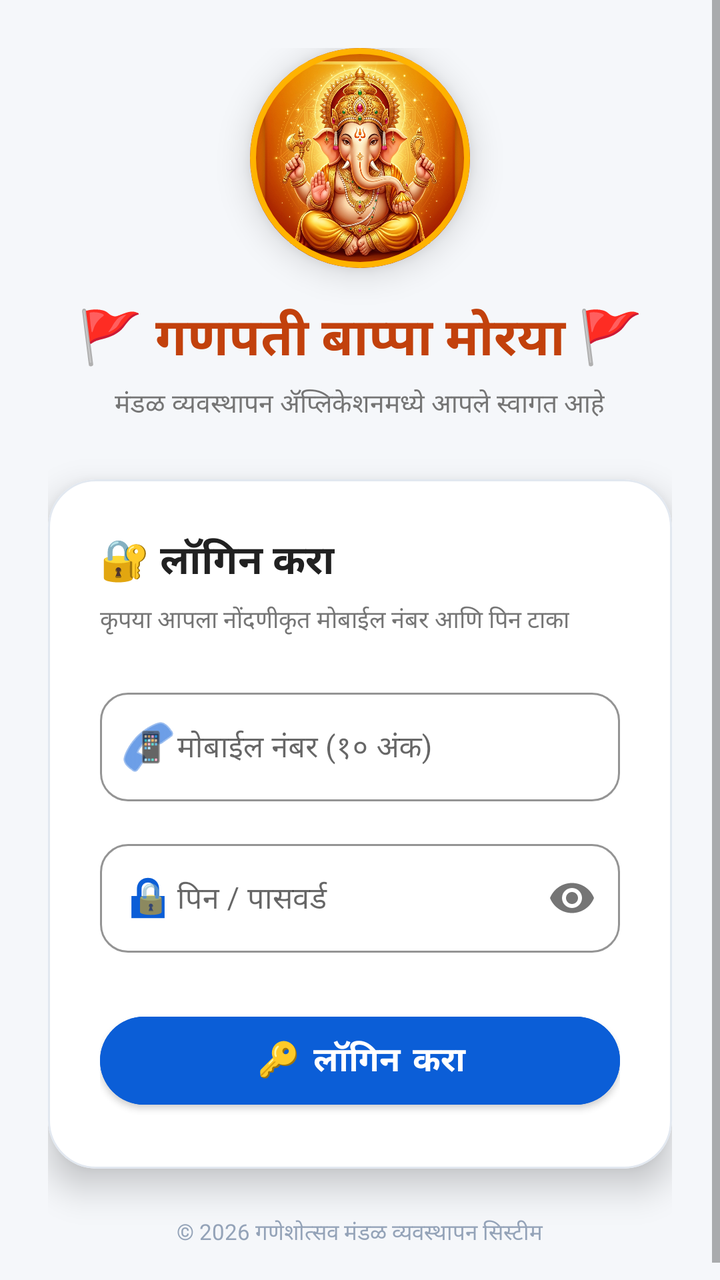
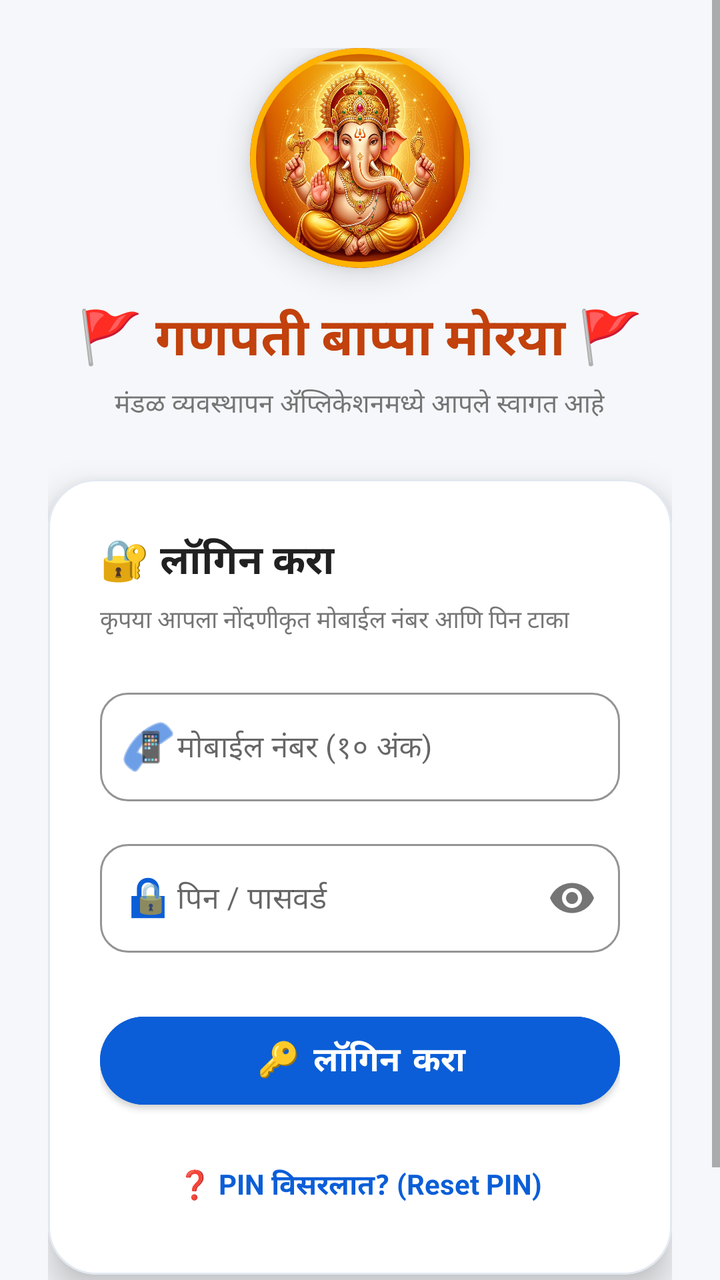

An Android layout rendered at two revisions. The XML below is the earlier revision; the diff shows what the commit changed to produce the second picture.
<!-- AndroidManifest.xml: application theme Theme.GaneshMitraMandal -->
<!-- res/layout/activity_login.xml -->
<?xml version="1.0" encoding="utf-8"?>
<ScrollView xmlns:android="http://schemas.android.com/apk/res/android"
    xmlns:app="http://schemas.android.com/apk/res-auto"
    android:layout_width="match_parent"
    android:layout_height="match_parent"
    android:background="@color/bg_light"
    android:fillViewport="true">

    <LinearLayout
        android:layout_width="match_parent"
        android:layout_height="wrap_content"
        android:gravity="center"
        android:orientation="vertical"
        android:padding="24dp">

        
        <com.google.android.material.card.MaterialCardView
            android:layout_width="110dp"
            android:layout_height="110dp"
            android:layout_marginBottom="16dp"
            app:cardBackgroundColor="@color/white"
            app:cardCornerRadius="55dp"
            app:cardElevation="10dp"
            app:strokeColor="#FFB300"
            app:strokeWidth="3dp">

            <ImageView
                android:layout_width="match_parent"
                android:layout_height="match_parent"
                android:scaleType="centerCrop"
                android:src="@drawable/app_logo" />
        </com.google.android.material.card.MaterialCardView>

        
        <TextView
            android:layout_width="wrap_content"
            android:layout_height="wrap_content"
            android:gravity="center"
            android:text="🚩 गणपती बाप्पा मोरया 🚩"
            android:textColor="#C2410C"
            android:textSize="26sp"
            android:textStyle="bold" />

        <TextView
            android:layout_width="wrap_content"
            android:layout_height="wrap_content"
            android:layout_marginTop="4dp"
            android:layout_marginBottom="28dp"
            android:gravity="center"
            android:text="मंडळ व्यवस्थापन ॲप्लिकेशनमध्ये आपले स्वागत आहे"
            android:textColor="@color/text_secondary"
            android:textSize="13sp" />

        
        <com.google.android.material.card.MaterialCardView
            android:layout_width="match_parent"
            android:layout_height="wrap_content"
            app:cardBackgroundColor="@color/white"
            app:cardCornerRadius="24dp"
            app:cardElevation="10dp"
            app:strokeColor="#E2E8F0"
            app:strokeWidth="1dp">

            <LinearLayout
                android:layout_width="match_parent"
                android:layout_height="wrap_content"
                android:orientation="vertical"
                android:padding="26dp">

                <TextView
                    android:layout_width="wrap_content"
                    android:layout_height="wrap_content"
                    android:layout_marginBottom="6dp"
                    android:text="🔐 लॉगिन करा"
                    android:textColor="@color/text_primary"
                    android:textSize="20sp"
                    android:textStyle="bold" />

                <TextView
                    android:layout_width="wrap_content"
                    android:layout_height="wrap_content"
                    android:layout_marginBottom="22dp"
                    android:text="कृपया आपला नोंदणीकृत मोबाईल नंबर आणि पिन टाका"
                    android:textColor="@color/text_secondary"
                    android:textSize="12sp" />

                
                <com.google.android.material.textfield.TextInputLayout
                    style="@style/Widget.MaterialComponents.TextInputLayout.OutlinedBox"
                    android:layout_width="match_parent"
                    android:layout_height="wrap_content"
                    android:layout_marginBottom="16dp"
                    app:boxCornerRadiusBottomEnd="14dp"
                    app:boxCornerRadiusBottomStart="14dp"
                    app:boxCornerRadiusTopEnd="14dp"
                    app:boxCornerRadiusTopStart="14dp"
                    app:boxStrokeColor="#0B5ED7"
                    app:startIconDrawable="@android:drawable/ic_menu_call"
                    app:startIconTint="#0B5ED7">

                    <com.google.android.material.textfield.TextInputEditText
                        android:id="@+id/etPhone"
                        android:layout_width="match_parent"
                        android:layout_height="wrap_content"
                        android:hint="📱 मोबाईल नंबर (१० अंक)"
                        android:inputType="phone"
                        android:maxLength="10"
                        android:textColor="@color/text_primary"
                        android:textSize="15sp" />
                </com.google.android.material.textfield.TextInputLayout>

                
                <com.google.android.material.textfield.TextInputLayout
                    style="@style/Widget.MaterialComponents.TextInputLayout.OutlinedBox"
                    android:layout_width="match_parent"
                    android:layout_height="wrap_content"
                    android:layout_marginBottom="26dp"
                    app:boxCornerRadiusBottomEnd="14dp"
                    app:boxCornerRadiusBottomStart="14dp"
                    app:boxCornerRadiusTopEnd="14dp"
                    app:boxCornerRadiusTopStart="14dp"
                    app:boxStrokeColor="#0B5ED7"
                    app:passwordToggleEnabled="true"
                    app:startIconDrawable="@android:drawable/ic_lock_lock"
                    app:startIconTint="#0B5ED7">

                    <com.google.android.material.textfield.TextInputEditText
                        android:id="@+id/etPin"
                        android:layout_width="match_parent"
                        android:layout_height="wrap_content"
                        android:hint="🔒 पिन / पासवर्ड"
                        android:inputType="numberPassword"
                        android:maxLength="6"
                        android:textColor="@color/text_primary"
                        android:textSize="15sp" />
                </com.google.android.material.textfield.TextInputLayout>

                
                <com.google.android.material.button.MaterialButton
                    android:id="@+id/btnLogin"
                    android:layout_width="match_parent"
                    android:layout_height="56dp"
                    android:backgroundTint="#0B5ED7"
                    android:elevation="6dp"
                    android:text="🔑 लॉगिन करा"
                    android:textColor="@color/white"
                    android:textSize="17sp"
                    android:textStyle="bold"
                    app:cornerRadius="28dp" />

            </LinearLayout>
        </com.google.android.material.card.MaterialCardView>

        <TextView
            android:layout_width="wrap_content"
            android:layout_height="wrap_content"
            android:layout_marginTop="24dp"
            android:text="© 2026 गणेशोत्सव मंडळ व्यवस्थापन सिस्टीम"
            android:textColor="#94A3B8"
            android:textSize="11sp" />

    </LinearLayout>
</ScrollView>
<!-- resources referenced by this layout -->
<resources>
  <color name="bg_light">#F5F7FA</color>
  <color name="text_primary">#212121</color>
  <color name="text_secondary">#757575</color>
  <color name="white">#FFFFFF</color>
  <!-- drawable app_logo: png bitmap (drawable, 798347 bytes) -->
  <style name="Theme.GaneshMitraMandal" parent="Theme.MaterialComponents.Light.NoActionBar">
          <item name="colorPrimary">@color/primary_blue</item>
          <item name="colorPrimaryDark">@color/primary_blue_dark</item>
          <item name="colorAccent">@color/accent_orange</item>
          <item name="android:windowBackground">@color/bg_light</item>
          <item name="android:statusBarColor">@color/primary_blue_dark</item>
      </style>
  <color name="primary_blue">#0D47A1</color>
  <color name="primary_blue_dark">#082F6B</color>
  <color name="accent_orange">#FF6D00</color>
</resources>

<!-- the commit's change to res/layout/activity_login.xml (unified diff, before → after) -->
@@ -148,6 +148,19 @@
                     android:textStyle="bold"
                     app:cornerRadius="28dp" />
 
+                
+                <TextView
+                    android:id="@+id/tvForgotPin"
+                    android:layout_width="wrap_content"
+                    android:layout_height="wrap_content"
+                    android:layout_gravity="center_horizontal"
+                    android:layout_marginTop="16dp"
+                    android:padding="8dp"
+                    android:text="❓ PIN विसरलात? (Reset PIN)"
+                    android:textColor="#0B5ED7"
+                    android:textSize="14sp"
+                    android:textStyle="bold" />
+
             </LinearLayout>
         </com.google.android.material.card.MaterialCardView>
 
